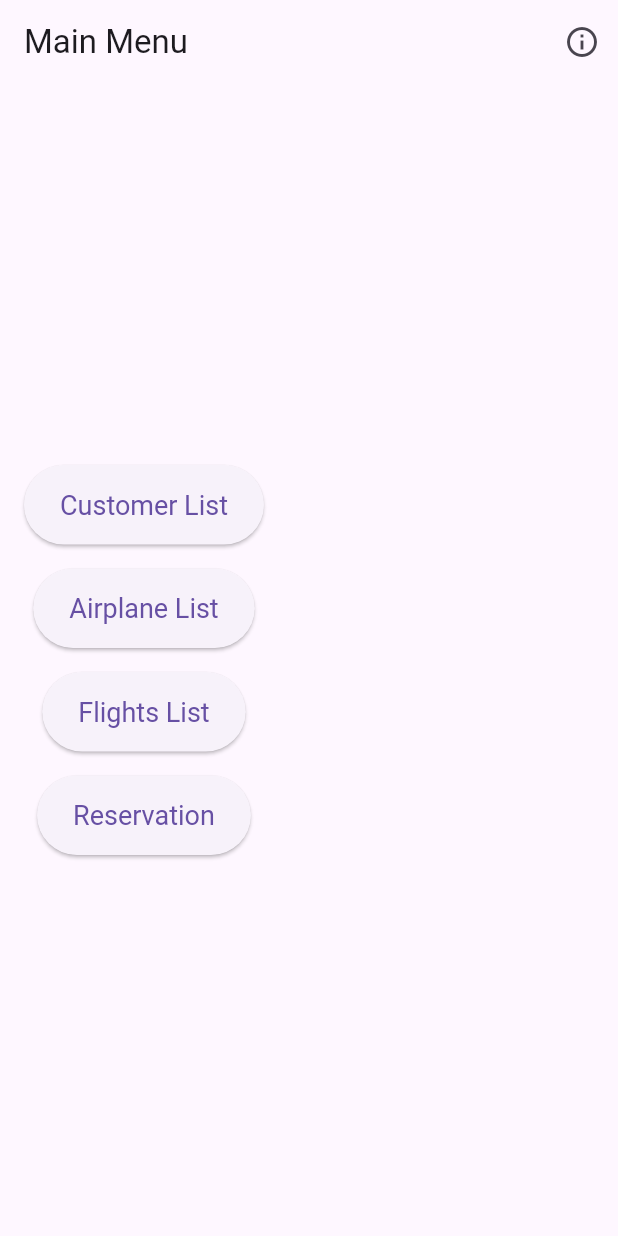
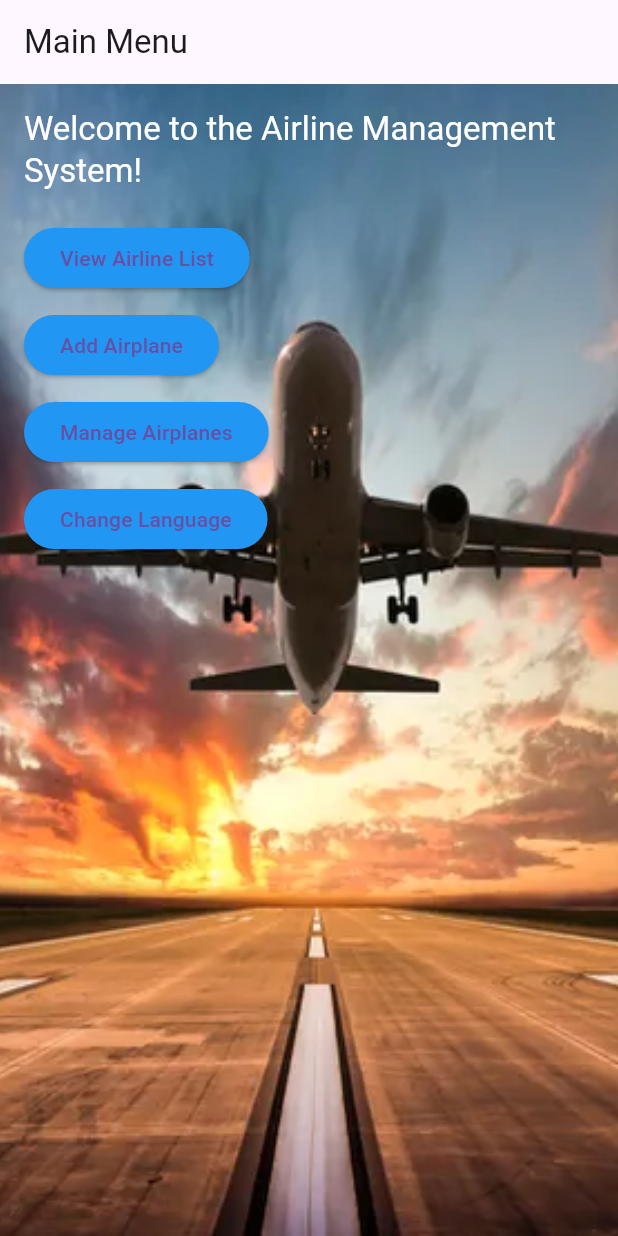
Before and after one commit to Tasniim27/new, a Flutter app: the screen it shows after launch, on a phone screen of 412 x 824 dp. Run offline on Flutter 3.47's test engine with Material 3 defaults, Android fonts, the phone set to English and light mode, and no system bars.

Commit message:
Initial commit

```diff
--- a/lib/main.dart
+++ b/lib/main.dart
@@ -1,29 +1,176 @@
 import 'package:flutter/material.dart';
-import 'main_page.dart'; // Import the main page
-import 'customer_list_page.dart'; // Import other pages
-import 'airplane_list_page.dart';
-import 'flights_list_page.dart';
-import 'reservation_page.dart';
+import 'package:flutter_localizations/flutter_localizations.dart';
+import 'LocalizationService.dart';
+import 'AirplaneListPage.dart'; // Ensure you import the AirplaneListPage
+import 'AirplaneFormPage.dart'; // Ensure you import the AirplaneFormPage
+import 'AirlineListPage.dart'; // Ensure you import the AirlineListPage
 
 void main() {
   runApp(MyApp());
 }
 
-class MyApp extends StatelessWidget {
+class MyApp extends StatefulWidget {
+  @override
+  _MyAppState createState() => _MyAppState();
+
+  static void setLocale(BuildContext context, Locale newLocale) {
+    _MyAppState? state = context.findAncestorStateOfType<_MyAppState>();
+    state?.changeLanguage(newLocale);
+  }
+}
+
+class _MyAppState extends State<MyApp> {
+  Locale _locale = Locale('en', 'US'); // Default locale
+
+  @override
+  void initState() {
+    super.initState();
+    LocalizationService.load(_locale); // Load the default locale
+  }
+
+  void changeLanguage(Locale newLocale) {
+    setState(() {
+      _locale = newLocale;
+      LocalizationService.load(newLocale); // Load new locale
+    });
+  }
+
   @override
   Widget build(BuildContext context) {
     return MaterialApp(
-      title: 'Flutter Demo',
+      title: 'Airplane Management App',
       theme: ThemeData(
         primarySwatch: Colors.blue,
       ),
+      locale: _locale,
+      supportedLocales: const [
+        Locale('en', 'US'),
+        Locale('es', 'ES'),
+        // Add more supported locales here
+      ],
+      localizationsDelegates: [
+        GlobalMaterialLocalizations.delegate,
+        GlobalWidgetsLocalizations.delegate,
+        GlobalCupertinoLocalizations.delegate,
+      ],
       home: MainPage(),
-      routes: {
-        '/customerList': (context) => CustomerListPage(),
-        '/airplaneList': (context) => AirplaneListPage(),
-        '/flightsList': (context) => FlightsListPage(),
-        '/reservation': (context) => ReservationPage(),
-      },
     );
   }
 }
+
+class MainPage extends StatelessWidget {
+  @override
+  Widget build(BuildContext context) {
+    return Scaffold(
+      appBar: AppBar(
+        title: Text(LocalizationService.translate('mainMenuTitle') ?? 'Main Menu'),
+      ),
+      body: Stack(
+        fit: StackFit.expand, // Ensures the stack takes up the full screen
+        children: [
+          // Background Image
+          Positioned.fill(
+            child: Image.asset(
+              'assets/airplane.jpg',
+              fit: BoxFit.cover, // Ensures the image covers the entire container
+            ),
+          ),
+          // Main Menu Content
+          Padding(
+            padding: const EdgeInsets.all(16.0),
+            child: Column(
+              crossAxisAlignment: CrossAxisAlignment.start,
+              children: [
+                Text(
+                  LocalizationService.translate('welcomeMessage') ?? 'Welcome to the Airline Management System!',
+                  style: Theme.of(context).textTheme.headline6?.copyWith(color: Colors.white),
+                ),
+                SizedBox(height: 20),
+                ElevatedButton(
+                  style: ElevatedButton.styleFrom(
+                    backgroundColor: Colors.blue, // Button color
+                  ),
+                  child: Text(LocalizationService.translate('viewAirlineList') ?? 'View Airline List'),
+                  onPressed: () {
+                    Navigator.of(context).push(
+                      MaterialPageRoute(
+                        builder: (context) => AirlineListPage(),
+                      ),
+                    );
+                  },
+                ),
+                SizedBox(height: 10),
+                ElevatedButton(
+                  style: ElevatedButton.styleFrom(
+                    backgroundColor: Colors.blue, // Button color
+                  ),
+                  child: Text(LocalizationService.translate('addAirplane') ?? 'Add Airplane'),
+                  onPressed: () {
+                    Navigator.of(context).push(
+                      MaterialPageRoute(
+                        builder: (context) => AirplaneFormPage(
+                          addOrUpdateAirplane: (airplane) {
+                            // Handle the addition of a new airplane here if needed
+                          },
+                        ),
+                      ),
+                    );
+                  },
+                ),
+                SizedBox(height: 10),
+                ElevatedButton(
+                  style: ElevatedButton.styleFrom(
+                    backgroundColor: Colors.blue, // Button color
+                  ),
+                  child: Text(LocalizationService.translate('manageAirplanes') ?? 'Manage Airplanes'),
+                  onPressed: () {
+                    Navigator.of(context).push(
+                      MaterialPageRoute(
+                        builder: (context) => AirplaneListPage(),
+                      ),
+                    );
+                  },
+                ),
+                SizedBox(height: 10),
+                ElevatedButton(
+                  style: ElevatedButton.styleFrom(
+                    backgroundColor: Colors.blue, // Button color
+                  ),
+                  child: Text(LocalizationService.translate('changeLanguage') ?? 'Change Language'),
+                  onPressed: () {
+                    showDialog(
+                      context: context,
+                      builder: (context) => AlertDialog(
+                        title: Text(LocalizationService.translate('selectLanguage') ?? 'Select Language'),
+                        content: Column(
+                          mainAxisSize: MainAxisSize.min,
+                          children: [
+                            ListTile(
+                              title: Text('English'),
+                              onTap: () {
+                                Navigator.of(context).pop();
+                                MyApp.setLocale(context, Locale('en', 'US'));
+                              },
+                            ),
+                            ListTile(
+                              title: Text('Spanish'),
+                              onTap: () {
+                                Navigator.of(context).pop();
+                                MyApp.setLocale(context, Locale('es', 'ES'));
+                              },
+                            ),
+                            // Add more languages here
+                          ],
+                        ),
+                      ),
+                    );
+                  },
+                ),
+              ],
+            ),
+          ),
+        ],
+      ),
+    );
+  }
+}
```
Also changed, not shown: pubspec.yaml (+1 -24 lines).
